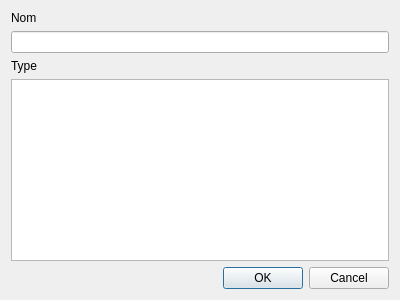
This is App/ProCal/ui/ajouterprojet.ui in sd65/ProCal as Qt 5 draws it before an edit. The edited form follows.
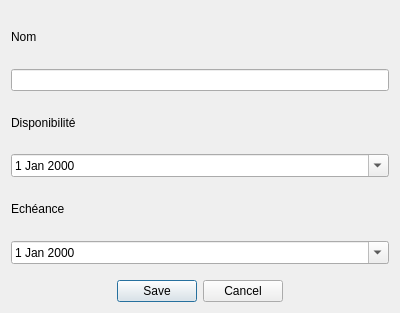
This is the edited form.

The edit to the form file:
```diff
--- a/App/ProCal/ui/ajouterprojet.ui
+++ b/App/ProCal/ui/ajouterprojet.ui
@@ -7,7 +7,7 @@
     <x>0</x>
     <y>0</y>
     <width>400</width>
-    <height>300</height>
+    <height>313</height>
    </rect>
   </property>
   <property name="windowTitle">
@@ -27,12 +27,43 @@
    <item>
     <widget class="QLabel" name="label_2">
      <property name="text">
-      <string>Type</string>
+      <string>Disponibilité</string>
      </property>
     </widget>
    </item>
    <item>
-    <widget class="QTextEdit" name="type"/>
+    <widget class="QDateEdit" name="disponibilite">
+     <property name="calendarPopup">
+      <bool>true</bool>
+     </property>
+    </widget>
+   </item>
+   <item>
+    <widget class="QLabel" name="label_3">
+     <property name="text">
+      <string>Echéance</string>
+     </property>
+    </widget>
+   </item>
+   <item>
+    <widget class="QDateEdit" name="echeance">
+     <property name="calendarPopup">
+      <bool>true</bool>
+     </property>
+    </widget>
+   </item>
+   <item>
+    <spacer name="horizontalSpacer">
+     <property name="orientation">
+      <enum>Qt::Horizontal</enum>
+     </property>
+     <property name="sizeHint" stdset="0">
+      <size>
+       <width>40</width>
+       <height>10</height>
+      </size>
+     </property>
+    </spacer>
    </item>
    <item>
     <widget class="QDialogButtonBox" name="buttonBox">
@@ -40,7 +71,10 @@
       <enum>Qt::Horizontal</enum>
      </property>
      <property name="standardButtons">
-      <set>QDialogButtonBox::Cancel|QDialogButtonBox::Ok</set>
+      <set>QDialogButtonBox::Cancel|QDialogButtonBox::Save</set>
+     </property>
+     <property name="centerButtons">
+      <bool>true</bool>
      </property>
     </widget>
    </item>
```
Left out of the diff: 16 changed lines with no effect on the pictures.
